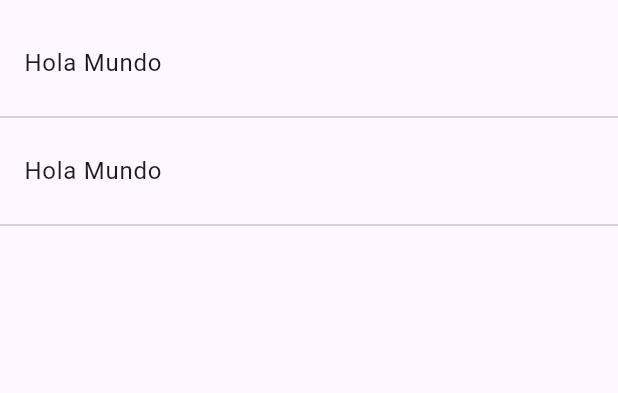
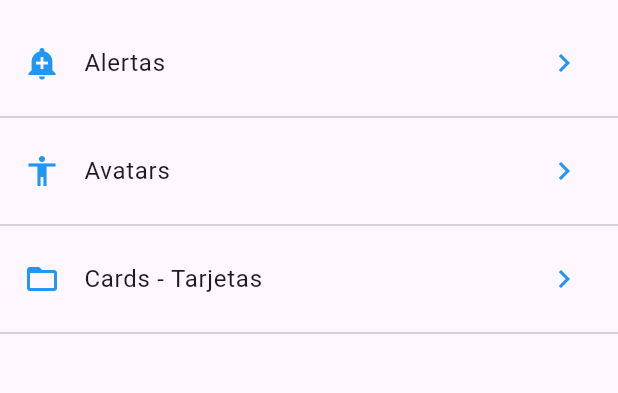
Before and after one commit to HoopStar23/seminario-1, a Flutter app: the screen it shows after launch, on a phone screen of 412 x 824 dp, the part 63-456 px from its top. Run offline on Flutter 3.47's test engine with Material 3 defaults, Android fonts, the phone set to English and light mode, and no system bars.

Commit message:
Lectura JSON

```diff
--- /dev/null
+++ b/data/menu_opts.json
@@ -0,0 +1,20 @@
+{
+    "nombreApp" : "Componentes",
+    "rutas" :[
+        {
+            "ruta" : "alert",
+            "icon" : "add_alert",
+            "texto" : "Alertas"
+        },
+        {
+           "ruta" : "avatar",
+            "icon" : "accessibility",
+            "texto" : "Avatars"
+        },
+        {
+            "ruta" : "card",
+            "icon" : "folder_open",
+            "texto" : "Cards - Tarjetas"
+        }
+    ]
+}
--- a/lib/home_page.dart
+++ b/lib/home_page.dart
@@ -1,4 +1,6 @@
 import 'package:flutter/material.dart';
+import 'package:seminario_1/src/providers/menu_providers.dart';
+import 'package:seminario_1/src/utils/icono_string_util.dart';
 
 class HomePage extends StatelessWidget {
   @override
@@ -11,18 +13,33 @@
   }
 
   Widget _lista(){
-    return ListView(
-      children: _listaItems(),
-    );
-  }
+    return FutureBuilder(
+      future: menuProvider.cargarData(),
+      builder: (BuildContext context, AsyncSnapshot<List<dynamic>> snapshot){
+      print('builder');
+      print(snapshot.data);
 
-  List<Widget> _listaItems(){
-    return [
-      ListTile(title: Text('Hola Mundo')),
-      Divider(),
-      ListTile(title: Text('Hola Mundo')),
-      Divider(),
-    ];
+
+      return ListView(
+        children: _listaItems(snapshot.data!),
+      );
+    },
+  );
+}
+
+  List<Widget> _listaItems(List<dynamic> data){
+    final List<Widget> opciones = [];
+
+    data.forEach((opt){
+      final widgetTemp = ListTile(
+        title: Text(opt['texto']),
+        leading: getIcon(opt['icon']),
+        trailing: Icon(Icons.keyboard_arrow_right, color: Colors.blue),
+        onTap: () {},
+      );
+      opciones..add(widgetTemp)..add(Divider());
+    });
+    return opciones;
   }
 
 }
--- /dev/null
+++ b/lib/src/utils/icono_string_util.dart
@@ -0,0 +1,11 @@
+import 'package:flutter/material.dart';
+
+final _icons = <String, IconData>{
+  'add_alert': Icons.add_alert,
+  'accessibility': Icons.accessibility,
+  'folder_open': Icons.folder_open,
+};
+
+Icon getIcon(String nombre){
+  return Icon(_icons[nombre], color: Colors.blue);
+}
--- a/pubspec.yaml
+++ b/pubspec.yaml
@@ -59,7 +59,8 @@
   uses-material-design: true
 
   # To add assets to your application, add an assets section, like this:
-  # assets:
+  assets:
+    - data/menu_opts.json
   #   - images/a_dot_burr.jpeg
   #   - images/a_dot_ham.jpeg
 
```
Also changed, not shown: lib/src/providers/menu_providers.dart (added, +23 -0 lines).
